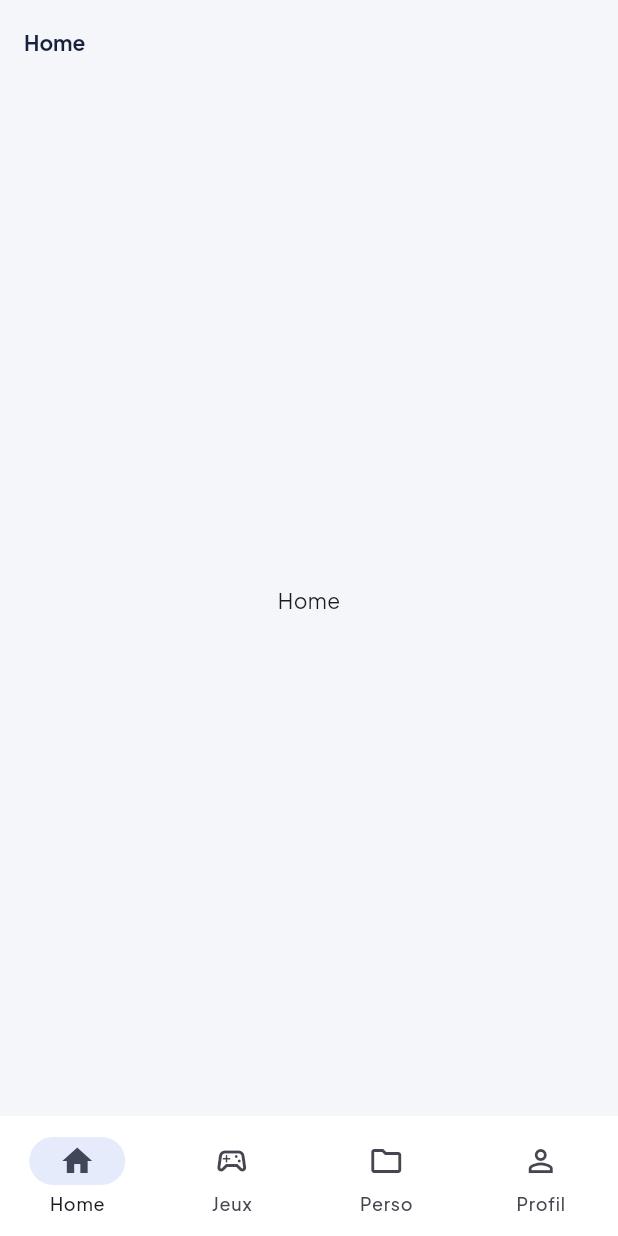
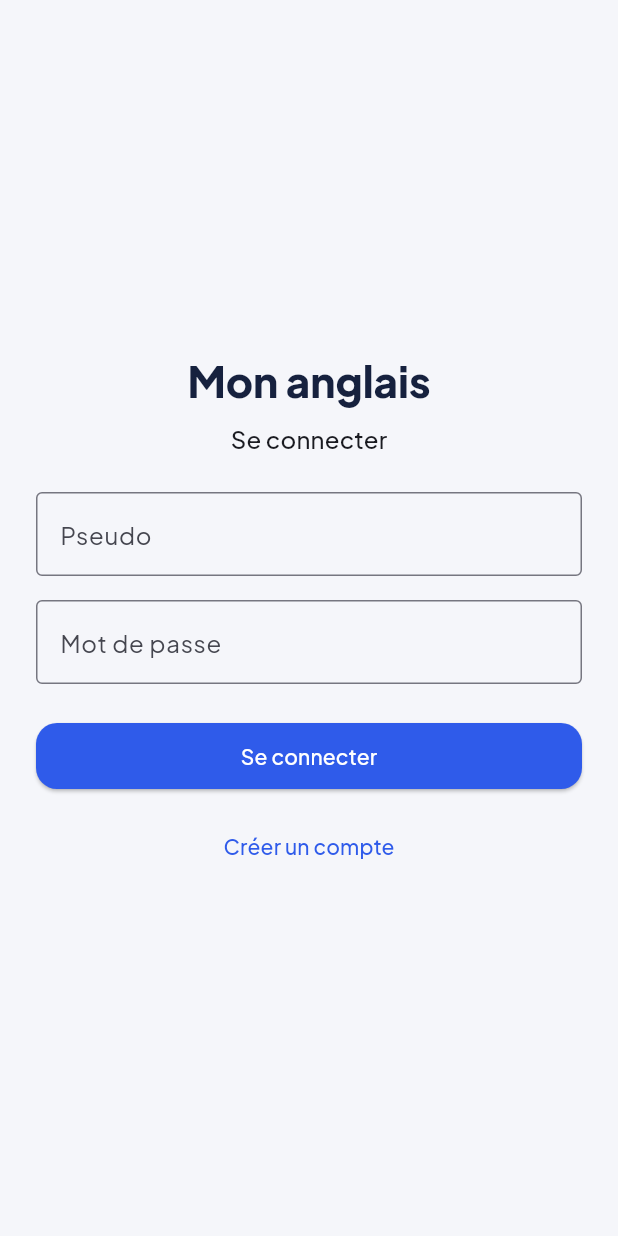
Before and after one commit to erikaljs/App_anglais, a Flutter app: the screen it shows after launch, on a phone screen of 412 x 824 dp. Run offline on Flutter 3.47's test engine with Material 3 defaults, Android fonts, the phone set to English and light mode, and no system bars; our stand-ins replace cloud_firestore, firebase_auth, firebase_core, google_fonts; accounts and stored records are empty; statements that could not run were skipped.

Commit message:
Étape 2.1 : connexion et inscription (pseudo + mot de passe)
- Firebase relié au projet (firebase_options.dart, firebase.json)
- Ajout des dépendances firebase_core, firebase_auth, cloud_firestore
- lib/services/auth_service.dart : inscription (réservation du pseudo,
  compte Firebase Auth, code ami unique, document users/{uid}),
  connexion, déconnexion, messages d'erreur en français
- lib/pages/auth/connexion_page.dart : écran de connexion/inscription
- main.dart : initialise Firebase et affiche l'écran de connexion ou
  l'application selon l'état de connexion
- Bouton de déconnexion temporaire sur la page Profil (pour tester)

Co-Authored-By: Claude Sonnet 5 <noreply@anthropic.com>

```diff
--- a/lib/main.dart
+++ b/lib/main.dart
@@ -1,14 +1,23 @@
+import 'package:firebase_auth/firebase_auth.dart';
+import 'package:firebase_core/firebase_core.dart';
 import 'package:flutter/material.dart';
 
+import 'firebase_options.dart';
 import 'navigation/app_shell.dart';
+import 'pages/auth/connexion_page.dart';
+import 'services/auth_service.dart';
 import 'theme/app_theme.dart';
 
-void main() {
+Future<void> main() async {
+  // Nécessaire avant d'utiliser un plugin natif (ici Firebase) dans Flutter.
+  WidgetsFlutterBinding.ensureInitialized();
+  await Firebase.initializeApp(options: DefaultFirebaseOptions.currentPlatform);
+
   runApp(const MonAnglaisApp());
 }
 
-/// Racine de l'application : définit le titre, le thème, et affiche
-/// la navigation principale (AppShell).
+/// Racine de l'application : définit le titre, le thème, et choisit
+/// l'écran à afficher selon que l'utilisateur est connecté ou non.
 class MonAnglaisApp extends StatelessWidget {
   const MonAnglaisApp({super.key});
 
@@ -18,7 +27,21 @@ class MonAnglaisApp extends StatelessWidget {
       title: 'Mon anglais',
       debugShowCheckedModeBanner: false,
       theme: AppTheme.clair,
-      home: const AppShell(),
+      home: StreamBuilder<User?>(
+        // Cet écouteur se déclenche à chaque connexion/déconnexion, et
+        // aussi une première fois au démarrage pour dire si quelqu'un
+        // était déjà connecté.
+        stream: AuthService.changementsConnexion,
+        builder: (context, snapshot) {
+          if (snapshot.connectionState == ConnectionState.waiting) {
+            return const Scaffold(
+              body: Center(child: CircularProgressIndicator()),
+            );
+          }
+          final utilisateurConnecte = snapshot.data != null;
+          return utilisateurConnecte ? const AppShell() : const ConnexionPage();
+        },
+      ),
     );
   }
 }
--- /dev/null
+++ b/lib/pages/auth/connexion_page.dart
@@ -0,0 +1,185 @@
+import 'package:flutter/material.dart';
+
+import '../../services/auth_service.dart';
+import '../../theme/app_colors.dart';
+
+/// Écran affiché quand personne n'est connecté : permet de se connecter
+/// ou de créer un compte, selon le mode choisi.
+///
+/// On n'a pas besoin de naviguer manuellement vers l'application après
+/// une connexion réussie : main.dart écoute les changements de connexion
+/// et affiche automatiquement l'écran suivant.
+class ConnexionPage extends StatefulWidget {
+  const ConnexionPage({super.key});
+
+  @override
+  State<ConnexionPage> createState() => _ConnexionPageState();
+}
+
+class _ConnexionPageState extends State<ConnexionPage> {
+  final _cleFormulaire = GlobalKey<FormState>();
+  final _pseudoControleur = TextEditingController();
+  final _motDePasseControleur = TextEditingController();
+
+  bool _modeInscription = false;
+  bool _enCours = false;
+  String? _erreur;
+
+  @override
+  void dispose() {
+    _pseudoControleur.dispose();
+    _motDePasseControleur.dispose();
+    super.dispose();
+  }
+
+  Future<void> _valider() async {
+    if (!_cleFormulaire.currentState!.validate()) return;
+
+    setState(() {
+      _enCours = true;
+      _erreur = null;
+    });
+
+    try {
+      if (_modeInscription) {
+        await AuthService.inscription(
+          pseudo: _pseudoControleur.text,
+          motDePasse: _motDePasseControleur.text,
+        );
+      } else {
+        await AuthService.connexion(
+          pseudo: _pseudoControleur.text,
+          motDePasse: _motDePasseControleur.text,
+        );
+      }
+    } catch (erreur) {
+      setState(() {
+        _erreur = erreur is AuthException
+            ? erreur.message
+            : 'Une erreur est survenue.';
+      });
+    } finally {
+      if (mounted) setState(() => _enCours = false);
+    }
+  }
+
+  @override
+  Widget build(BuildContext context) {
+    return Scaffold(
+      body: Center(
+        child: SingleChildScrollView(
+          padding: const EdgeInsets.all(24),
+          child: ConstrainedBox(
+            constraints: const BoxConstraints(maxWidth: 400),
+            child: Form(
+              key: _cleFormulaire,
+              child: Column(
+                mainAxisSize: MainAxisSize.min,
+                crossAxisAlignment: CrossAxisAlignment.stretch,
+                children: [
+                  Text(
+                    'Mon anglais',
+                    textAlign: TextAlign.center,
+                    style: Theme.of(context).textTheme.headlineMedium
+                        ?.copyWith(
+                          fontWeight: FontWeight.w800,
+                          color: AppColors.bleuFonce,
+                        ),
+                  ),
+                  const SizedBox(height: 8),
+                  Text(
+                    _modeInscription ? 'Créer un compte' : 'Se connecter',
+                    textAlign: TextAlign.center,
+                    style: Theme.of(context).textTheme.titleMedium,
+                  ),
+                  const SizedBox(height: 24),
+                  TextFormField(
+                    controller: _pseudoControleur,
+                    textInputAction: TextInputAction.next,
+                    decoration: const InputDecoration(
+                      labelText: 'Pseudo',
+                      border: OutlineInputBorder(),
+                    ),
+                    validator: (valeur) {
+                      final v = (valeur ?? '').trim();
+                      if (v.length < 3 || v.length > 20) {
+                        return '3 à 20 caractères';
+                      }
+                      if (!RegExp(r'^[A-Za-z0-9_]+$').hasMatch(v)) {
+                        return 'Lettres, chiffres et _ uniquement';
+                      }
+                      return null;
+                    },
+                  ),
+                  const SizedBox(height: 16),
+                  TextFormField(
+                    controller: _motDePasseControleur,
+                    obscureText: true,
+                    textInputAction: TextInputAction.done,
+                    onFieldSubmitted: (_) => _valider(),
+                    decoration: const InputDecoration(
+                      labelText: 'Mot de passe',
+                      border: OutlineInputBorder(),
+                    ),
+                    validator: (valeur) {
+                      if ((valeur ?? '').length < 6) {
+                        return '6 caractères minimum';
+                      }
+                      return null;
+                    },
+                  ),
+                  if (_erreur != null) ...[
+                    const SizedBox(height: 16),
+                    Container(
+                      padding: const EdgeInsets.all(12),
+                      decoration: BoxDecoration(
+                        color: AppColors.erreurFond,
+                        borderRadius: BorderRadius.circular(12),
+                      ),
+                      child: Text(
+                        _erreur!,
+                        style: const TextStyle(color: AppColors.erreurTexte),
+                      ),
+                    ),
+                  ],
+                  const SizedBox(height: 24),
+                  ElevatedButton(
+                    onPressed: _enCours ? null : _valider,
+                    child: _enCours
+                        ? const SizedBox(
+                            height: 20,
+                            width: 20,
+                            child: CircularProgressIndicator(
+                              strokeWidth: 2,
+                              color: Colors.white,
+                            ),
+                          )
+                        : Text(
+                            _modeInscription
+                                ? 'Créer mon compte'
+                                : 'Se connecter',
+                          ),
+                  ),
+                  const SizedBox(height: 12),
+                  TextButton(
+                    onPressed: _enCours
+                        ? null
+                        : () => setState(() {
+                            _modeInscription = !_modeInscription;
+                            _erreur = null;
+                          }),
+                    child: Text(
+                      _modeInscription
+                          ? 'J\'ai déjà un compte'
+                          : 'Créer un compte',
+                    ),
+                  ),
+                ],
+              ),
+            ),
+          ),
+        ),
+      ),
+    );
+  }
+}
--- /dev/null
+++ b/lib/services/auth_service.dart
@@ -0,0 +1,159 @@
+import 'dart:math';
+
+import 'package:cloud_firestore/cloud_firestore.dart';
+import 'package:firebase_auth/firebase_auth.dart';
+
+/// Erreur d'inscription ou de connexion, avec un message déjà en français
+/// et compréhensible, prêt à être affiché à l'écran.
+class AuthException implements Exception {
+  const AuthException(this.message);
+  final String message;
+
+  @override
+  String toString() => message;
+}
+
+/// Toute la logique des comptes : inscription, connexion, déconnexion.
+///
+/// Firebase Auth exige un e-mail pour créer un compte. Comme on ne veut
+/// qu'un pseudo et un mot de passe, on fabrique en coulisse un faux e-mail
+/// à partir du pseudo : "pseudo@mon-anglais.local". L'utilisateur ne le
+/// voit jamais.
+class AuthService {
+  AuthService._();
+
+  static final _auth = FirebaseAuth.instance;
+  static final _db = FirebaseFirestore.instance;
+
+  // Un pseudo valide : 3 à 20 lettres, chiffres ou tirets bas (voir CLAUDE.md).
+  static final _regexPseudo = RegExp(r'^[A-Za-z0-9_]{3,20}$');
+
+  // Caractères utilisés pour le code ami : pas de 0, O, 1, I (trop ressemblants).
+  static const _caracteresCodeAmi = '23456789ABCDEFGHJKLMNPQRSTUVWXYZ';
+
+  /// Émet l'utilisateur connecté (ou null) chaque fois que l'état de
+  /// connexion change. Utilisé par main.dart pour savoir quel écran afficher.
+  static Stream<User?> get changementsConnexion => _auth.authStateChanges();
+
+  static String _emailPourPseudo(String pseudoMinuscule) =>
+      '$pseudoMinuscule@mon-anglais.local';
+
+  /// Crée un nouveau compte : réserve le pseudo, crée le compte Firebase Auth,
+  /// génère un code ami, puis enregistre le profil dans Firestore.
+  static Future<void> inscription({
+    required String pseudo,
+    required String motDePasse,
+  }) async {
+    final pseudoPropre = pseudo.trim();
+    if (!_regexPseudo.hasMatch(pseudoPropre)) {
+      throw const AuthException(
+        'Le pseudo doit contenir 3 à 20 lettres, chiffres ou _ (sans espace ni accent).',
+      );
+    }
+    final pseudoMinuscule = pseudoPropre.toLowerCase();
+    final refPseudo = _db.collection('pseudos').doc(pseudoMinuscule);
+
+    // 1. On réserve le pseudo tout de suite, pour que personne d'autre ne
+    //    puisse le prendre pendant qu'on crée le compte.
+    await _db.runTransaction((transaction) async {
+      final document = await transaction.get(refPseudo);
+      if (document.exists) {
+        throw const AuthException('Ce pseudo est déjà pris.');
+      }
+      transaction.set(refPseudo, {'uid': '_reservation'});
+    });
+
+    UserCredential identifiants;
+    try {
+      identifiants = await _auth.createUserWithEmailAndPassword(
+        email: _emailPourPseudo(pseudoMinuscule),
+        password: motDePasse,
+      );
+    } catch (erreur) {
+      // La création du compte a échoué : on annule la réservation du pseudo.
+      await refPseudo.delete();
+      throw AuthException(_messageErreur(erreur));
+    }
+
+    final uid = identifiants.user!.uid;
+    final codeAmi = await _genererCodeAmiUnique();
+
+    // 2. On enregistre tout en une fois : le pseudo, le code ami et le profil.
+    final lot = _db.batch();
+    lot.set(refPseudo, {'uid': uid});
+    lot.set(_db.collection('codesAmis').doc(codeAmi), {'uid': uid});
+    lot.set(_db.collection('users').doc(uid), {
+      'pseudo': pseudoPropre,
+      'codeAmi': codeAmi,
+      'avatar': 'etoile',
+      'xp': 0,
+      'serieJours': 0,
+      'derniereActivite': FieldValue.serverTimestamp(),
+      'dateInscription': FieldValue.serverTimestamp(),
+      'amis': <String>[],
+      'bloques': <String>[],
+    });
+    await lot.commit();
+  }
+
+  /// Essaie plusieurs codes au hasard jusqu'à en trouver un qui n'existe pas encore.
+  static Future<String> _genererCodeAmiUnique() async {
+    for (var tentative = 0; tentative < 5; tentative++) {
+      final code = _genererCode();
+      final document = await _db.collection('codesAmis').doc(code).get();
+      if (!document.exists) return code;
+    }
+    throw const AuthException(
+      'Impossible de générer un code ami pour le moment, réessaie.',
+    );
+  }
+
+  static String _genererCode() {
+    final hasard = Random.secure();
+    return List.generate(
+      6,
+      (_) => _caracteresCodeAmi[hasard.nextInt(_caracteresCodeAmi.length)],
+    ).join();
+  }
+
+  /// Connecte un utilisateur déjà inscrit avec son pseudo et son mot de passe.
+  static Future<void> connexion({
+    required String pseudo,
+    required String motDePasse,
+  }) async {
+    final pseudoMinuscule = pseudo.trim().toLowerCase();
+    try {
+      await _auth.signInWithEmailAndPassword(
+        email: _emailPourPseudo(pseudoMinuscule),
+        password: motDePasse,
+      );
+    } catch (erreur) {
+      throw AuthException(_messageErreur(erreur));
+    }
+  }
+
+  static Future<void> deconnexion() => _auth.signOut();
+
+  /// Traduit les erreurs techniques de Firebase en phrases compréhensibles.
+  static String _messageErreur(Object erreur) {
+    if (erreur is FirebaseAuthException) {
+      switch (erreur.code) {
+        case 'email-already-in-use':
+          return 'Ce pseudo est déjà pris.';
+        case 'weak-password':
+          return 'Le mot de passe doit faire au moins 6 caractères.';
+        case 'user-not-found':
+        case 'wrong-password':
+        case 'invalid-credential':
+          return 'Pseudo ou mot de passe incorrect.';
+        case 'too-many-requests':
+          return 'Trop de tentatives. Réessaie dans quelques minutes.';
+        case 'invalid-email':
+          return 'Ce pseudo n\'est pas valide.';
+        default:
+          return 'Une erreur est survenue (${erreur.code}).';
+      }
+    }
+    return 'Une erreur est survenue. Vérifie ta connexion internet.';
+  }
+}
--- a/pubspec.yaml
+++ b/pubspec.yaml
@@ -37,6 +37,9 @@ dependencies:
 
   # Police "Plus Jakarta Sans" utilisée dans toute l'application.
   google_fonts: ^6.2.1
+  firebase_core: ^5.1.0
+  firebase_auth: ^7.0.1
+  cloud_firestore: ^7.1.0
 
 dev_dependencies:
   flutter_test:
```
Also changed, not shown: lib/pages/profil_page.dart (+15 -3 lines), firebase.json (added), lib/firebase_options.dart (added), pubspec.lock.
